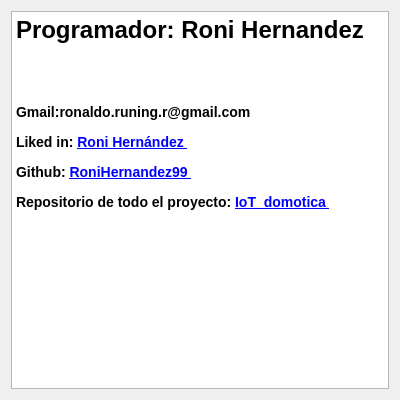
Above: GUI/CUERPO/DISENO/SISTEMA_CONTROL/datosCreador_dise.ui from ronihdzz/IoT_domotica before the change. Below: the same form after it.
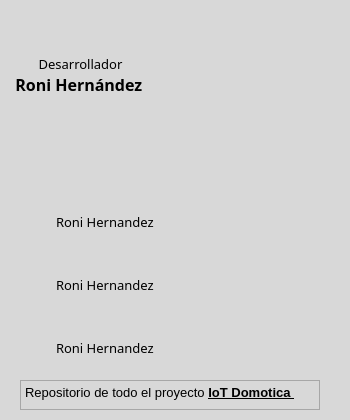
That is the form after the change. Icons and pictures are not drawn.

Commit message: En esta modificacion empece a comentar algunas partes de mi codigo y al mismo tiempo aproveche para cambiar el diseño de mi programa a un mas inovador, dicho cambio requirio modificar varias secciones del programa por ejemplo todas las widgets del 'SISTEMA DE CONTROL' las modifique asi como remplace muchas imagenes, todo con la finalidad de mejorar el diseño de mi proyecto

Diff of the .ui file:
```diff
--- a/GUI/CUERPO/DISENO/SISTEMA_CONTROL/datosCreador_dise.ui
+++ b/GUI/CUERPO/DISENO/SISTEMA_CONTROL/datosCreador_dise.ui
@@ -6,14 +6,14 @@
    <rect>
     <x>0</x>
     <y>0</y>
-    <width>400</width>
-    <height>400</height>
+    <width>350</width>
+    <height>420</height>
    </rect>
   </property>
   <property name="minimumSize">
    <size>
-    <width>400</width>
-    <height>400</height>
+    <width>350</width>
+    <height>420</height>
    </size>
   </property>
   <property name="maximumSize">
@@ -36,24 +36,317 @@
     <selectedoff>:/SISTEMA_CONTROL/IMAGENES/SISTEMA_CONTROL/RoniHernandez99_IoT_domotica_128px.ico</selectedoff>
     <selectedon>:/SISTEMA_CONTROL/IMAGENES/SISTEMA_CONTROL/RoniHernandez99_IoT_domotica_128px.ico</selectedon>:/SISTEMA_CONTROL/IMAGENES/SISTEMA_CONTROL/RoniHernandez99_IoT_domotica_128px.ico</iconset>
   </property>
-  <layout class="QVBoxLayout" name="verticalLayout">
-   <item>
-    <widget class="QTextBrowser" name="textBrowser_datosCreador">
-     <property name="html">
-      <string>&lt;!DOCTYPE HTML PUBLIC &quot;-//W3C//DTD HTML 4.0//EN&quot; &quot;http://www.w3.org/TR/REC-html40/strict.dtd&quot;&gt;
+  <property name="styleSheet">
+   <string notr="true">background-color:#d8d8d8;</string>
+  </property>
+  <widget class="QWidget" name="widget" native="true">
+   <property name="geometry">
+    <rect>
+     <x>0</x>
+     <y>190</y>
+     <width>341</width>
+     <height>190</height>
+    </rect>
+   </property>
+   <property name="minimumSize">
+    <size>
+     <width>300</width>
+     <height>190</height>
+    </size>
+   </property>
+   <layout class="QVBoxLayout" name="verticalLayout">
+    <item>
+     <layout class="QHBoxLayout" name="horizontalLayout_2">
+      <item>
+       <widget class="QLabel" name="label_2">
+        <property name="minimumSize">
+         <size>
+          <width>50</width>
+          <height>50</height>
+         </size>
+        </property>
+        <property name="maximumSize">
+         <size>
+          <width>50</width>
+          <height>50</height>
+         </size>
+        </property>
+        <property name="baseSize">
+         <size>
+          <width>50</width>
+          <height>50</height>
+         </size>
+        </property>
+        <property name="styleSheet">
+         <string notr="true">border-image: url(:/SISTEMA_CONTROL/IMAGENES/SISTEMA_CONTROL/gmail.png);</string>
+        </property>
+        <property name="text">
+         <string/>
+        </property>
+       </widget>
+      </item>
+      <item>
+       <widget class="QLabel" name="bel_gmail">
+        <property name="minimumSize">
+         <size>
+          <width>150</width>
+          <height>20</height>
+         </size>
+        </property>
+        <property name="maximumSize">
+         <size>
+          <width>16777215</width>
+          <height>30</height>
+         </size>
+        </property>
+        <property name="styleSheet">
+         <string notr="true">font-family: TamilSangamMN;
+font-size: 13px;</string>
+        </property>
+        <property name="text">
+         <string>Roni Hernandez</string>
+        </property>
+        <property name="openExternalLinks">
+         <bool>false</bool>
+        </property>
+       </widget>
+      </item>
+     </layout>
+    </item>
+    <item>
+     <layout class="QHBoxLayout" name="horizontalLayout">
+      <item>
+       <widget class="QLabel" name="label">
+        <property name="minimumSize">
+         <size>
+          <width>50</width>
+          <height>50</height>
+         </size>
+        </property>
+        <property name="maximumSize">
+         <size>
+          <width>50</width>
+          <height>50</height>
+         </size>
+        </property>
+        <property name="baseSize">
+         <size>
+          <width>50</width>
+          <height>50</height>
+         </size>
+        </property>
+        <property name="styleSheet">
+         <string notr="true">border-image: url(:/SISTEMA_CONTROL/IMAGENES/SISTEMA_CONTROL/likedin.png);</string>
+        </property>
+        <property name="text">
+         <string/>
+        </property>
+       </widget>
+      </item>
+      <item>
+       <widget class="QLabel" name="bel_likedin">
+        <property name="minimumSize">
+         <size>
+          <width>150</width>
+          <height>20</height>
+         </size>
+        </property>
+        <property name="maximumSize">
+         <size>
+          <width>16777215</width>
+          <height>30</height>
+         </size>
+        </property>
+        <property name="styleSheet">
+         <string notr="true">font-family: TamilSangamMN;
+font-size: 13px;</string>
+        </property>
+        <property name="text">
+         <string>Roni Hernandez</string>
+        </property>
+        <property name="openExternalLinks">
+         <bool>true</bool>
+        </property>
+       </widget>
+      </item>
+     </layout>
+    </item>
+    <item>
+     <layout class="QHBoxLayout" name="horizontalLayout_3">
+      <item>
+       <widget class="QLabel" name="label_3">
+        <property name="minimumSize">
+         <size>
+          <width>50</width>
+          <height>50</height>
+         </size>
+        </property>
+        <property name="maximumSize">
+         <size>
+          <width>50</width>
+          <height>50</height>
+         </size>
+        </property>
+        <property name="baseSize">
+         <size>
+          <width>50</width>
+          <height>50</height>
+         </size>
+        </property>
+        <property name="styleSheet">
+         <string notr="true">border-image: url(:/SISTEMA_CONTROL/IMAGENES/SISTEMA_CONTROL/github.png);</string>
+        </property>
+        <property name="text">
+         <string/>
+        </property>
+       </widget>
+      </item>
+      <item>
+       <widget class="QLabel" name="bel_github">
+        <property name="minimumSize">
+         <size>
+          <width>150</width>
+          <height>20</height>
+         </size>
+        </property>
+        <property name="maximumSize">
+         <size>
+          <width>16777215</width>
+          <height>30</height>
+         </size>
+        </property>
+        <property name="styleSheet">
+         <string notr="true">font-family: TamilSangamMN;
+font-size: 13px;</string>
+        </property>
+        <property name="text">
+         <string>Roni Hernandez</string>
+        </property>
+        <property name="openExternalLinks">
+         <bool>true</bool>
+        </property>
+       </widget>
+      </item>
+     </layout>
+    </item>
+   </layout>
+  </widget>
+  <widget class="QLabel" name="bel_fotoProgramador">
+   <property name="geometry">
+    <rect>
+     <x>160</x>
+     <y>10</y>
+     <width>180</width>
+     <height>175</height>
+    </rect>
+   </property>
+   <property name="minimumSize">
+    <size>
+     <width>180</width>
+     <height>175</height>
+    </size>
+   </property>
+   <property name="maximumSize">
+    <size>
+     <width>200</width>
+     <height>200</height>
+    </size>
+   </property>
+   <property name="baseSize">
+    <size>
+     <width>180</width>
+     <height>175</height>
+    </size>
+   </property>
+   <property name="styleSheet">
+    <string notr="true">border-image: url(:/SISTEMA_CONTROL/IMAGENES/SISTEMA_CONTROL/yoMero2.jpg);
+border-radius:87%;</string>
+   </property>
+   <property name="text">
+    <string/>
+   </property>
+  </widget>
+  <widget class="QTextBrowser" name="textBrowser_repositorio">
+   <property name="geometry">
+    <rect>
+     <x>20</x>
+     <y>380</y>
+     <width>300</width>
+     <height>30</height>
+    </rect>
+   </property>
+   <property name="minimumSize">
+    <size>
+     <width>300</width>
+     <height>30</height>
+    </size>
+   </property>
+   <property name="styleSheet">
+    <string notr="true">font-family: TamilSangamMN;
+border: 1px solid #d8d8d8;
+font-size: 13px;
+
+
+/*
+CON LINK:
+
+&lt;span style=&quot; font-size:13px;font-family: TamilSangamMN;&quot;&gt;Repositorio de todo el proyecto&lt;/span&gt;&lt;/p&gt;
+&lt;span style=&quot; font-size:13px;
+font-family: TamilSangamMN;&quot;&gt;  &lt;a href=&quot;{repositorio_link}&quot;  style=&quot;color:black;&quot;&gt; &lt;b&gt; IoT Domotica &lt;\b&gt; &lt;/a&gt;&lt;/span&gt;
+
+SIN LINK:
+
+&lt;span style=&quot; font-size:13px;font-family: TamilSangamMN;&quot;&gt;Repositorio de todo el proyecto&lt;/span&gt;&lt;/p&gt;
+&lt;span style=&quot; font-size:13px;
+font-family: TamilSangamMN;&quot;&gt;  &lt;a href=&quot;{repositorio_link}&quot;  style=&quot;color:black;text-decoration:none;&quot;&gt; &lt;b&gt; IoT Domotica &lt;\b&gt; &lt;/a&gt;&lt;/span&gt;
+
+*/
+</string>
+   </property>
+   <property name="html">
+    <string>&lt;!DOCTYPE HTML PUBLIC &quot;-//W3C//DTD HTML 4.0//EN&quot; &quot;http://www.w3.org/TR/REC-html40/strict.dtd&quot;&gt;
 &lt;html&gt;&lt;head&gt;&lt;meta name=&quot;qrichtext&quot; content=&quot;1&quot; /&gt;&lt;style type=&quot;text/css&quot;&gt;
 p, li { white-space: pre-wrap; }
-&lt;/style&gt;&lt;/head&gt;&lt;body style=&quot; font-family:'MS Shell Dlg 2'; font-size:8.25pt; font-weight:400; font-style:normal;&quot;&gt;
-&lt;h1 style=&quot; margin-top:18px; margin-bottom:12px; margin-left:0px; margin-right:0px; -qt-block-indent:0; text-indent:0px;&quot;&gt;&lt;span style=&quot; font-size:8pt; font-weight:600;&quot;&gt;Programador: Roni Hernandez &lt;/span&gt;&lt;/h1&gt;
-&lt;h1 align=&quot;center&quot; style=&quot; margin-top:18px; margin-bottom:12px; margin-left:0px; margin-right:0px; -qt-block-indent:0; text-indent:0px;&quot;&gt;&lt;img src=&quot;:/SISTEMA_CONTROL/IMAGENES/SISTEMA_CONTROL/yoMero.jpg&quot; /&gt;&lt;span style=&quot; font-size:8pt; font-weight:600;&quot;&gt; &lt;/span&gt;&lt;/h1&gt;
-&lt;h3 style=&quot; margin-top:14px; margin-bottom:12px; margin-left:0px; margin-right:0px; -qt-block-indent:0; text-indent:0px;&quot;&gt;&lt;span style=&quot; font-size:8pt; font-weight:600;&quot;&gt;Gmail:ronaldo.runing.r@gmail.com &lt;/span&gt;&lt;/h3&gt;
-&lt;h3 style=&quot; margin-top:14px; margin-bottom:12px; margin-left:0px; margin-right:0px; -qt-block-indent:0; text-indent:0px;&quot;&gt;&lt;span style=&quot; font-size:8pt; font-weight:600;&quot;&gt;Liked in: &lt;/span&gt;&lt;a href=&quot;https://www.linkedin.com/in/roni-hern%C3%A1ndez-613a62173/&quot;&gt;&lt;span style=&quot; font-size:8pt; font-weight:600; text-decoration: underline; color:#0000ff;&quot;&gt;Roni Hernández &lt;/span&gt;&lt;/a&gt;&lt;/h3&gt;
-&lt;h3 style=&quot; margin-top:14px; margin-bottom:12px; margin-left:0px; margin-right:0px; -qt-block-indent:0; text-indent:0px;&quot;&gt;&lt;span style=&quot; font-size:8pt; font-weight:600;&quot;&gt;Github: &lt;/span&gt;&lt;a href=&quot;https://github.com/RoniHernandez99&quot;&gt;&lt;span style=&quot; font-size:8pt; font-weight:600; text-decoration: underline; color:#0000ff;&quot;&gt;RoniHernandez99 &lt;/span&gt;&lt;/a&gt;&lt;/h3&gt;
-&lt;h3 style=&quot; margin-top:14px; margin-bottom:12px; margin-left:0px; margin-right:0px; -qt-block-indent:0; text-indent:0px;&quot;&gt;&lt;span style=&quot; font-size:8pt; font-weight:600;&quot;&gt;Repositorio de todo el proyecto: &lt;/span&gt;&lt;a href=&quot;https://github.com/RoniHernandez99&quot;&gt;&lt;span style=&quot; font-size:8pt; font-weight:600; text-decoration: underline; color:#0000ff;&quot;&gt;IoT_domotica &lt;/span&gt;&lt;/a&gt;&lt;/h3&gt;&lt;/body&gt;&lt;/html&gt;</string>
-     </property>
-    </widget>
-   </item>
-  </layout>
+&lt;/style&gt;&lt;/head&gt;&lt;body style=&quot; font-family:'TamilSangamMN'; font-size:13px; font-weight:400; font-style:normal;&quot;&gt;
+&lt;p style=&quot; margin-top:0px; margin-bottom:0px; margin-left:0px; margin-right:0px; -qt-block-indent:0; text-indent:0px;&quot;&gt;&lt;span style=&quot; font-size:13px;&quot;&gt;Repositorio de todo el proyecto &lt;/span&gt;&lt;a href=&quot;{repositorio_link}&quot;&gt;&lt;span style=&quot; font-size:13px; font-weight:600; text-decoration: underline; color:#000000;&quot;&gt;IoT Domotica &lt;/span&gt;&lt;/a&gt;&lt;/p&gt;&lt;/body&gt;&lt;/html&gt;</string>
+   </property>
+  </widget>
+  <widget class="QTextBrowser" name="textBrowser_nombreProgra">
+   <property name="geometry">
+    <rect>
+     <x>10</x>
+     <y>50</y>
+     <width>141</width>
+     <height>70</height>
+    </rect>
+   </property>
+   <property name="minimumSize">
+    <size>
+     <width>140</width>
+     <height>70</height>
+    </size>
+   </property>
+   <property name="styleSheet">
+    <string notr="true">font-family: TamilSangamMN;
+border: 1px solid #d8d8d8;
+font-size: 13px;
+
+/*
+&lt;p align=&quot;center&quot;&gt;
+&lt;span style=&quot;font-size:13px; font-family:TamilSangamMN; style='text-align:center&quot;&gt;Desarrollador&lt;/span&gt;
+&lt;br&gt;
+&lt;span style=&quot;font-size:16px;font-family: TamilSangamMN;text-align:center;&quot;&gt;&lt;b&gt;Roni Hernández&lt;/b&gt;&lt;/span&gt;
+&lt;/p&gt;
+*/</string>
+   </property>
+   <property name="html">
+    <string>&lt;!DOCTYPE HTML PUBLIC &quot;-//W3C//DTD HTML 4.0//EN&quot; &quot;http://www.w3.org/TR/REC-html40/strict.dtd&quot;&gt;
+&lt;html&gt;&lt;head&gt;&lt;meta name=&quot;qrichtext&quot; content=&quot;1&quot; /&gt;&lt;style type=&quot;text/css&quot;&gt;
+p, li { white-space: pre-wrap; }
+&lt;/style&gt;&lt;/head&gt;&lt;body style=&quot; font-family:'TamilSangamMN'; font-size:13px; font-weight:400; font-style:normal;&quot;&gt;
+&lt;p align=&quot;center&quot; style=&quot; margin-top:12px; margin-bottom:12px; margin-left:0px; margin-right:0px; -qt-block-indent:0; text-indent:0px;&quot;&gt;&lt;span style=&quot; font-size:13px;&quot;&gt;Desarrollador &lt;br /&gt;&lt;/span&gt;&lt;span style=&quot; font-size:16px; font-weight:600;&quot;&gt;Roni Hernández&lt;/span&gt;&lt;span style=&quot; font-size:13px;&quot;&gt; &lt;/span&gt;&lt;/p&gt;&lt;/body&gt;&lt;/html&gt;</string>
+   </property>
+  </widget>
  </widget>
  <resources>
   <include location="../../../IMAG.qrc"/>
```
Left out of the diff: 2 changed lines with no effect on the pictures. The commit also changes 86 other files.
